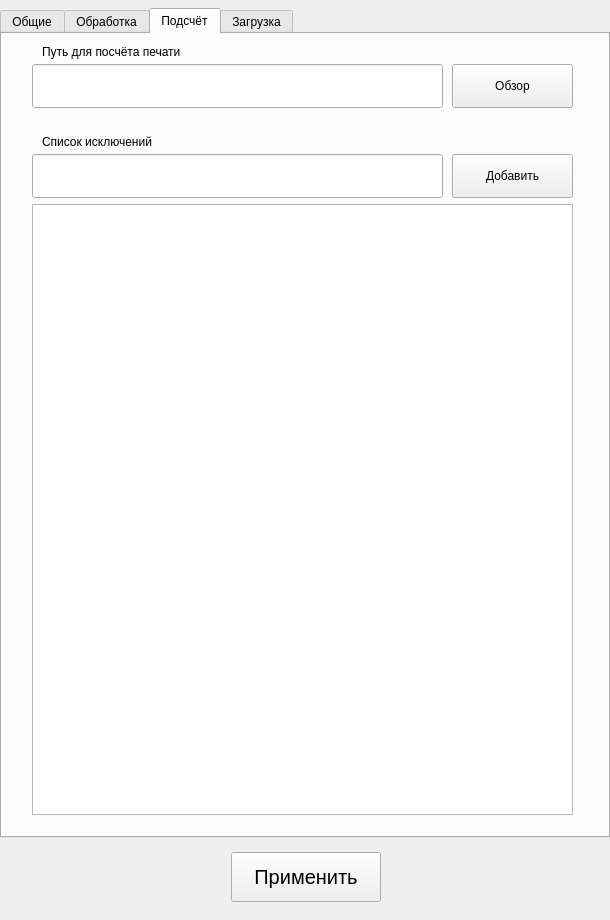
The window that cropper/ui/settings.ui (andrey-david/Sendy) describes before a commit, drawn with Qt 5.
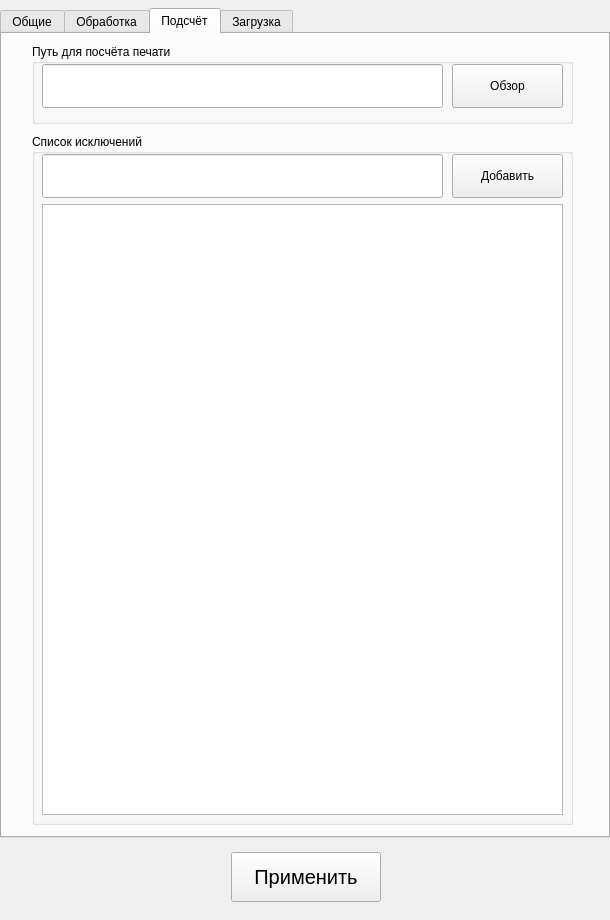
The same window after the commit. The open tabs and pages were chosen to show the change.

Commit message: feat: add link handlers path settings to UI

What changed in the file:
```diff
--- a/cropper/ui/settings.ui
+++ b/cropper/ui/settings.ui
@@ -875,114 +875,114 @@
        <attribute name="title">
         <string>Подсчёт</string>
        </attribute>
-       <widget class="QPushButton" name="pushButton_set_image_counter_path">
+       <widget class="QGroupBox" name="groupBox_14">
         <property name="geometry">
          <rect>
-          <x>450</x>
-          <y>30</y>
-          <width>121</width>
-          <height>44</height>
-         </rect>
-        </property>
-        <property name="cursor">
-         <cursorShape>PointingHandCursor</cursorShape>
-        </property>
-        <property name="text">
-         <string>Обзор</string>
-        </property>
-       </widget>
-       <widget class="QLabel" name="label_11">
-        <property name="geometry">
-         <rect>
-          <x>40</x>
+          <x>30</x>
           <y>10</y>
-          <width>361</width>
-          <height>16</height>
+          <width>541</width>
+          <height>80</height>
          </rect>
         </property>
-        <property name="text">
+        <property name="title">
          <string>Путь для посчёта печати</string>
         </property>
+        <widget class="QPushButton" name="pushButton_set_image_counter_path">
+         <property name="geometry">
+          <rect>
+           <x>420</x>
+           <y>20</y>
+           <width>111</width>
+           <height>44</height>
+          </rect>
+         </property>
+         <property name="cursor">
+          <cursorShape>PointingHandCursor</cursorShape>
+         </property>
+         <property name="text">
+          <string>Обзор</string>
+         </property>
+        </widget>
+        <widget class="QLineEdit" name="lineEdit_image_counter_path">
+         <property name="geometry">
+          <rect>
+           <x>10</x>
+           <y>20</y>
+           <width>401</width>
+           <height>44</height>
+          </rect>
+         </property>
+         <property name="text">
+          <string/>
+         </property>
+         <property name="readOnly">
+          <bool>true</bool>
+         </property>
+        </widget>
        </widget>
-       <widget class="QLineEdit" name="lineEdit_image_counter_path">
+       <widget class="QGroupBox" name="groupBox_15">
         <property name="geometry">
          <rect>
           <x>30</x>
-          <y>30</y>
-          <width>411</width>
-          <height>44</height>
-         </rect>
-        </property>
-        <property name="text">
-         <string/>
-        </property>
-        <property name="readOnly">
-         <bool>true</bool>
-        </property>
-       </widget>
-       <widget class="QListWidget" name="listWidget_image_counter_exceptions">
-        <property name="geometry">
-         <rect>
-          <x>30</x>
-          <y>170</y>
-          <width>541</width>
-          <height>611</height>
-         </rect>
-        </property>
-        <property name="styleSheet">
-         <string notr="true"/>
-        </property>
-        <property name="selectionMode">
-         <enum>QAbstractItemView::SingleSelection</enum>
-        </property>
-       </widget>
-       <widget class="QLabel" name="label_13">
-        <property name="geometry">
-         <rect>
-          <x>40</x>
           <y>100</y>
-          <width>361</width>
-          <height>16</height>
+          <width>541</width>
+          <height>691</height>
          </rect>
         </property>
-        <property name="text">
+        <property name="title">
          <string>Список исключений</string>
         </property>
-       </widget>
-       <widget class="QPushButton" name="pushButton_image_counter_exceptions_add_elem">
-        <property name="geometry">
-         <rect>
-          <x>450</x>
-          <y>120</y>
-          <width>121</width>
-          <height>44</height>
-         </rect>
-        </property>
-        <property name="cursor">
-         <cursorShape>PointingHandCursor</cursorShape>
-        </property>
-        <property name="text">
-         <string>Добавить</string>
-        </property>
-       </widget>
-       <widget class="QLineEdit" name="lineEdit_image_counter_exceptions_add_elem">
-        <property name="geometry">
-         <rect>
-          <x>30</x>
-          <y>120</y>
-          <width>411</width>
-          <height>44</height>
-         </rect>
-        </property>
-        <property name="text">
-         <string/>
-        </property>
-        <property name="dragEnabled">
-         <bool>false</bool>
-        </property>
-        <property name="readOnly">
-         <bool>false</bool>
-        </property>
+        <widget class="QListWidget" name="listWidget_image_counter_exceptions">
+         <property name="geometry">
+          <rect>
+           <x>10</x>
+           <y>70</y>
+           <width>521</width>
+           <height>611</height>
+          </rect>
+         </property>
+         <property name="styleSheet">
+          <string notr="true"/>
+         </property>
+         <property name="selectionMode">
+          <enum>QAbstractItemView::SingleSelection</enum>
+         </property>
+        </widget>
+        <widget class="QPushButton" name="pushButton_image_counter_exceptions_add_elem">
+         <property name="geometry">
+          <rect>
+           <x>420</x>
+           <y>20</y>
+           <width>111</width>
+           <height>44</height>
+          </rect>
+         </property>
+         <property name="cursor">
+          <cursorShape>PointingHandCursor</cursorShape>
+         </property>
+         <property name="text">
+          <string>Добавить</string>
+         </property>
+        </widget>
+        <widget class="QLineEdit" name="lineEdit_image_counter_exceptions_add_elem">
+         <property name="geometry">
+          <rect>
+           <x>10</x>
+           <y>20</y>
+           <width>401</width>
+           <height>44</height>
+          </rect>
+         </property>
+         <property name="text">
+          <string/>
+         </property>
+         <property name="dragEnabled">
+          <bool>false</bool>
+         </property>
+         <property name="readOnly">
+          <bool>false</bool>
+         </property>
+        </widget>
        </widget>
       </widget>
       <widget class="QWidget" name="tab_4">
```
Left out of the diff: 291 changed lines with no effect on the pictures. The commit also changes 1 other file.
